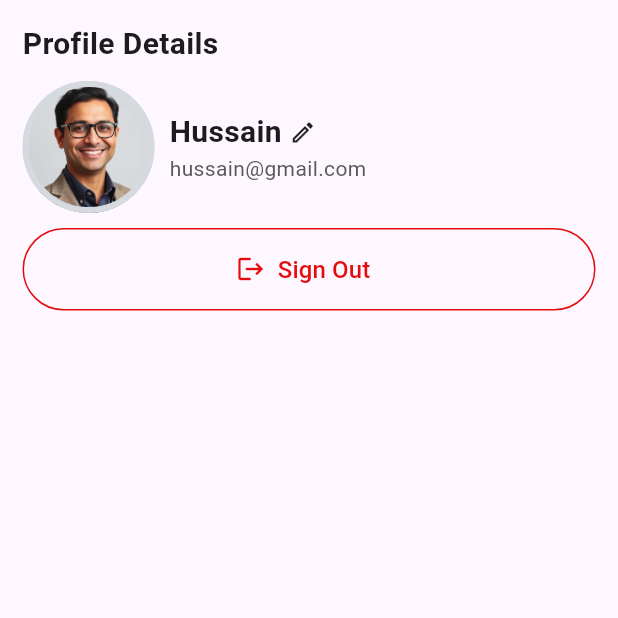
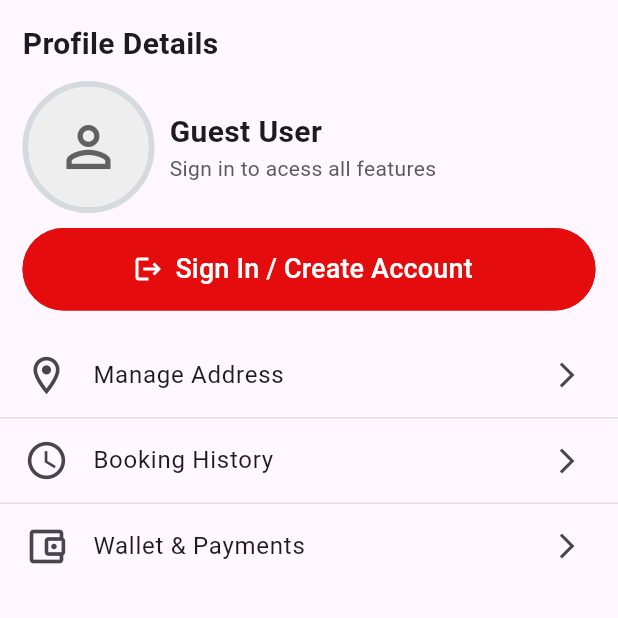
Before and after one commit to hussain1016/swiggy, a Flutter app: the RideBooking screen opened directly, on a phone screen of 412 x 824 dp, the top half of it. Run offline on Flutter 3.47's test engine with Material 3 defaults, Android fonts, the phone set to English and light mode, and no system bars; our stand-ins replace dotted_border; missing offline and left inert: dart:ffi.

Commit message:
menu list implemented in profile page home

```diff
--- a/lib/ride_booking.dart
+++ b/lib/ride_booking.dart
@@ -1,104 +1,39 @@
+// ignore_for_file: dead_code
+
 import 'package:flutter/material.dart';
 
-class RideBooking extends StatelessWidget {
+class RideBooking extends StatefulWidget {
+  @override
+  State<RideBooking> createState() => _RideBookingState();
+}
+
+class _RideBookingState extends State<RideBooking> {
   // const RideBooking({super.key});
-
+  bool isLoggedIn = false;
+  String userName = "Hussain";
+  String email = "hussain101608@gmail.com";
   @override
   Widget build(BuildContext context) {
     double height = MediaQuery.of(context).size.height;
     double width = MediaQuery.of(context).size.width;
 
-    //     return Scaffold(appBar: AppBar(
-    //       automaticallyImplyLeading: false,
-    //       toolbarHeight: height * 0.30,
-    //       backgroundColor: Colors.pink.shade300,
-    //       title: Column(
-    //         crossAxisAlignment: CrossAxisAlignment.start,
-    //         mainAxisAlignment: MainAxisAlignment.spaceBetween,
-    //       children: [
-    //         Text('Profile Details', style: TextStyle(
-    //     fontWeight: FontWeight.w600,
-    //     fontSize: 20,
-    //     height: 1.4,
-    //     letterSpacing: -0.4,
-    //   ),),
-    //         Row(children: [
-    //           Container(
-    //   width: 88,
-    //   height: 88,
-    //   decoration: BoxDecoration(
-    //     shape: BoxShape.circle,
-    //     border: Border.all(
-    //       color: Color(0xFFD4DADD),
-    //       width: 4,
-    //     ),
-    //   ),
-    //   child: Container(
-    //     decoration: const BoxDecoration(
-    //       shape: BoxShape.circle,
-    //       image: DecorationImage(
-    //         image: AssetImage('assets/profile-avatar.jpg'),
-    //         fit: BoxFit.cover,
-    //       ),
-    //     ),
-    //   ),
-    // ),
-    //           Column(
-    //         crossAxisAlignment: CrossAxisAlignment.start,
-    //             children: [
-    //             Row(
-    //               children: [
-    //                 Text('Hussain'),
-    //                 IconButton(onPressed: (){}, icon: Icon(Icons.mode_edit_outline_outlined))
-    //               ],
-    //             ),
-    //             Text('hussain@gmail.com')
-    //           ],)
-    //         ],),
-    //         OutlinedButton.icon(
-    //   onPressed: () {
-    //     // Sign out action
-    //   },
-    //   icon: const Icon(
-    //     Icons.logout,
-    //     color: Colors.red,
-    //     size: 20,
-    //   ),
-    //   label: const Text(
-    //     'Sign Out',
-    //     style: TextStyle(
-    //       color: Colors.red,
-    //       fontSize: 16,
-    //       fontWeight: FontWeight.w500,
-    //     ),
-    //   ),
-    //   style: OutlinedButton.styleFrom(
-    //     minimumSize: const Size(double.infinity, 55),
-    //     side: const BorderSide(
-    //       color: Colors.red,
-    //       width: 1,
-    //     ),
-    //     shape: RoundedRectangleBorder(
-    //       borderRadius: BorderRadius.circular(30),
-    //     ),
-    //   ),
-    // )
-    //       ],
-    //     ),
-    //     ));
-
     return Scaffold(
       body: SafeArea(
-        child: Padding(
+        child: Column(
+          children: [
+            Padding(
               padding: const EdgeInsets.all(15),
               child: Container(
-            // color: Colors.pink.shade100,
+                // color: Colors.pinkAccent,
                 child: Column(
                   crossAxisAlignment: CrossAxisAlignment.start,
                   children: [
                     Text(
                       "Profile Details",
-                  style: TextStyle(fontSize: 20, fontWeight: FontWeight.w600),
+                      style: TextStyle(
+                        fontSize: 20,
+                        fontWeight: FontWeight.w600,
+                      ),
                     ),
                     SizedBox(height: 10),
                     Row(
@@ -106,14 +41,32 @@ class RideBooking extends StatelessWidget {
                         Container(
                           decoration: BoxDecoration(
                             shape: BoxShape.circle,
-                        border: Border.all(color: Color(0xFFD4DADD), width: 4),
-                        image: DecorationImage(
-                          image: AssetImage('assets/profile-avatar.jpg'),
-                          fit: BoxFit.cover,
+                            border: Border.all(
+                              color: Color(0xFFD4DADD),
+                              width: 4,
                             ),
+
+                            // image: DecorationImage(
+                            //   image: AssetImage('assets/profile-avatar.jpg'),
+                            //   fit: BoxFit.cover,
+                            // ),
                           ),
-                      width: 88,
-                      height: 88,
+                          // width: 88,
+                          // height: 88,
+                          child: CircleAvatar(
+                            radius: 40,
+                            backgroundColor: Colors.grey.shade200,
+                            backgroundImage: isLoggedIn
+                                ? const AssetImage('assets/profile-avatar.jpg')
+                                : null,
+                            child: !isLoggedIn
+                                ? Icon(
+                                    Icons.person_outline,
+                                    size: 44,
+                                    color: Colors.grey.shade700,
+                                  )
+                                : null,
+                          ),
                         ),
                         SizedBox(width: 10),
                         Expanded(
@@ -123,12 +76,13 @@ class RideBooking extends StatelessWidget {
                               Row(
                                 children: [
                                   Text(
-                                "Hussain",
+                                    isLoggedIn ? userName : "Guest User",
                                     style: TextStyle(
                                       fontSize: 20,
                                       fontWeight: FontWeight.w600,
                                     ),
                                   ),
+                                  if (isLoggedIn) ...[
                                     SizedBox(width: 5),
                                     GestureDetector(
                                       onTap: () {},
@@ -138,9 +92,12 @@ class RideBooking extends StatelessWidget {
                                       ),
                                     ),
                                   ],
+                                ],
                               ),
                               Text(
-                            "hussain@gmail.com",
+                                isLoggedIn
+                                    ? email
+                                    : "Sign in to acess all features",
                                 style: TextStyle(
                                   color: const Color(0xFF595959),
                                   fontSize: 14,
@@ -152,21 +109,66 @@ class RideBooking extends StatelessWidget {
                       ],
                     ),
                     SizedBox(height: 10),
-
-                OutlinedButton.icon(
-                  onPressed: () {},
-                  icon: Icon(Icons.logout, color: Color(0xFFE40C0C), size: 20,fontWeight: FontWeight.w500,),
+                    isLoggedIn
+                        ? OutlinedButton.icon(
+                            onPressed: () {
+                              setState(() {
+                                isLoggedIn = !isLoggedIn;
+                              });
+                            },
+                            icon: Icon(
+                              Icons.logout,
+                              color: Color(0xFFE40C0C),
+                              size: 20,
+                              fontWeight: FontWeight.w500,
+                            ),
                             label: Text(
                               "Sign Out",
                               style: TextStyle(
                                 color: Color(0xFFE40C0C),
-                      fontSize: 16,
+                                fontSize: 18,
                                 fontWeight: FontWeight.w500,
                               ),
                             ),
                             style: OutlinedButton.styleFrom(
                               minimumSize: const Size(double.infinity, 55),
-                    side: const BorderSide(color: Color(0xFFE40C0C), width: 1),
+                              side: const BorderSide(
+                                color: Color(0xFFE40C0C),
+                                width: 1,
+                              ),
+                              shape: RoundedRectangleBorder(
+                                borderRadius: BorderRadius.circular(30),
+                              ),
+                            ),
+                          )
+                        : OutlinedButton.icon(
+                            onPressed: () {
+                              setState(() {
+                                isLoggedIn = !isLoggedIn;
+                                print(" 👽👽👽 ${isLoggedIn}");
+                              });
+                            },
+                            label: Text(
+                              "Sign In / Create Account",
+                              style: TextStyle(
+                                color: Colors.white,
+                                fontSize: 18,
+                                fontWeight: FontWeight.w500,
+                              ),
+                            ),
+                            icon: Icon(
+                              Icons.logout,
+                              color: Colors.white,
+                              size: 20,
+                              fontWeight: FontWeight.w500,
+                            ),
+                            style: OutlinedButton.styleFrom(
+                              backgroundColor: Color(0xFFE40C0C),
+                              minimumSize: Size(double.infinity, 55),
+                              side: BorderSide(
+                                color: Color(0xFFE40C0C),
+                                width: 1,
+                              ),
                               shape: RoundedRectangleBorder(
                                 borderRadius: BorderRadius.circular(30),
                               ),
@@ -176,7 +178,42 @@ class RideBooking extends StatelessWidget {
                 ),
               ),
             ),
+            Expanded(
+              child: ListView.separated(
+                shrinkWrap: true,
+                physics: NeverScrollableScrollPhysics(),
+                separatorBuilder: (_, _) {
+                  return Divider(height: 1, color: Colors.grey.shade300);
+                },
+                itemCount: menuItems.length,
+                itemBuilder: (context, index) {
+                  final item = menuItems[index];
+                  return ListTile(
+                    leading: Icon(item.icon, size: 30),
+                    title: Text(item.title),
+                    trailing: Icon(Icons.arrow_forward_ios_outlined, size: 20),
+                  );
+                },
+              ),
+            ),
+          ],
+        ),
       ),
     );
   }
 }
+
+class MenuItems {
+  final String title;
+  final IconData icon;
+  MenuItems({required this.title, required this.icon});
+}
+
+final List<MenuItems> menuItems = [
+  MenuItems(title: 'Manage Address', icon: Icons.location_on_outlined),
+  MenuItems(title: 'Booking History', icon: Icons.access_time_outlined),
+  MenuItems(
+    title: 'Wallet & Payments',
+    icon: Icons.account_balance_wallet_outlined,
+  ),
+];
```
Lines whose indentation alone changed are shown as unchanged.
